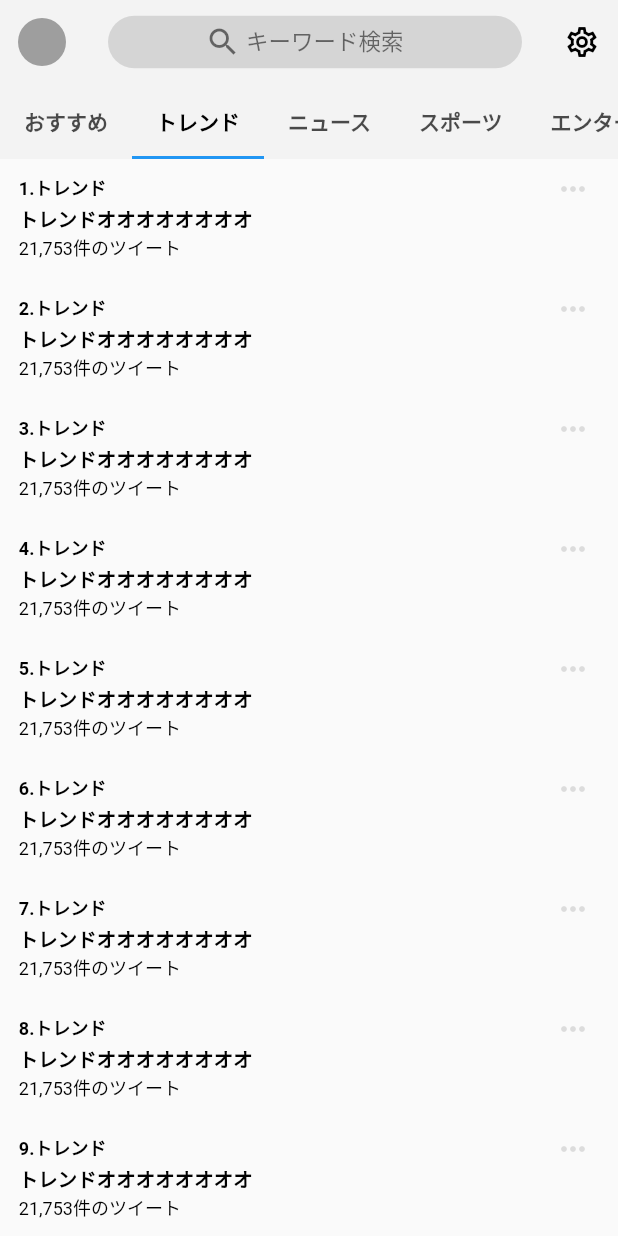
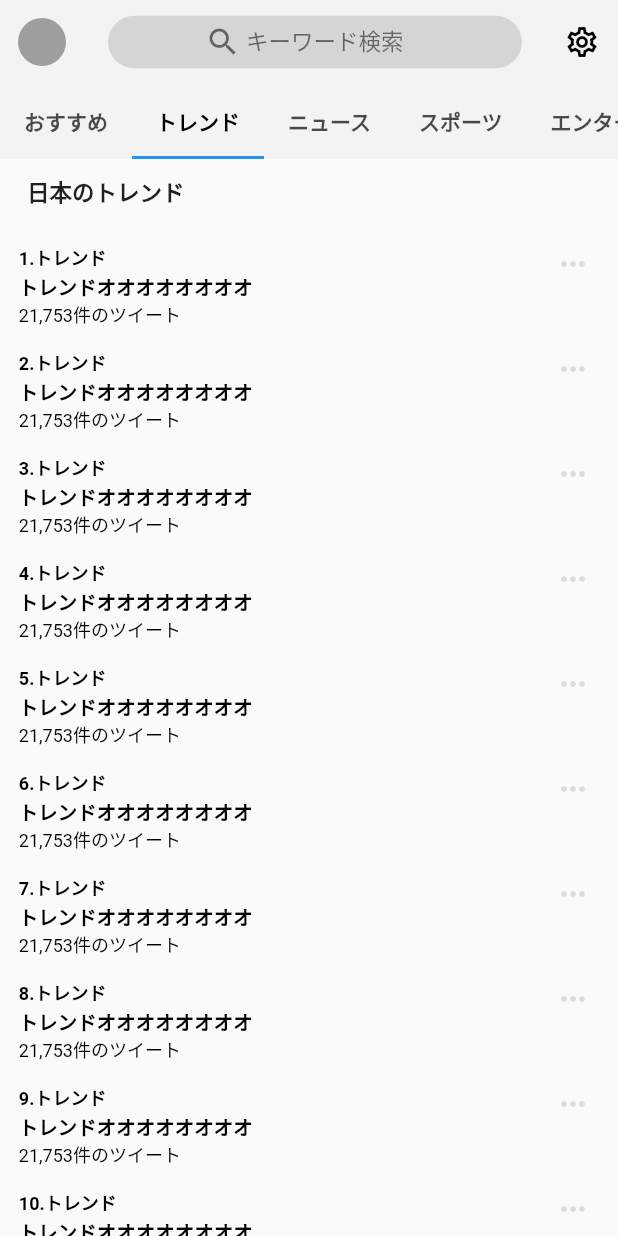
Before and after one commit to shimano-yuuki/twitter_clone, a Flutter app: the SearchPage screen opened directly, tab 2 chosen, on a phone screen of 412 x 824 dp. Run offline on Flutter 3.47's test engine with Material 2 defaults, Android fonts, the phone set to English and light mode, and no system bars; our stand-ins replace flutter_svg; network calls fail.

Commit message:
検索画面おすすめ、トレンドの更新

```diff
--- a/lib/src/screens/search.dart
+++ b/lib/src/screens/search.dart
@@ -131,18 +131,22 @@ class _MyHomePageState extends State<SearchPage> {
               itemBuilder: (context, index) {
                 var random = math.Random();
                 int a = random.nextInt(2);
+
                 if (index == 0) {
                   return SizedBox(
-                    height: 230,
+                    height: 231,
                     child: Column(
                       children: [
                         Container(
                           height: 220,
-                          color: Colors.black,
+                          color: Colors.blueGrey,
                         ),
                         Container(
                           height: 10,
-                          color: Colors.blue,
+                        ),
+                        Container(
+                          height: 0.5,
+                          color: Colors.black26,
                         )
                       ],
                     ),
@@ -224,7 +228,7 @@ class _MyHomePageState extends State<SearchPage> {
                 }
 
                 return SizedBox(
-                  height: 80,
+                  height: 70,
                   width: 1000,
                   child: Row(
                     crossAxisAlignment: CrossAxisAlignment.start,
@@ -294,8 +298,137 @@ class _MyHomePageState extends State<SearchPage> {
             ListView.builder(
               itemCount: 30,
               itemBuilder: (context, index) {
+                var random = math.Random();
+                int b = random.nextInt(3);
+
+                if (index == 0) {
+                  return Container(
+                    height: 50,
+                    child: Column(
+                      mainAxisAlignment: MainAxisAlignment.center,
+                      crossAxisAlignment: CrossAxisAlignment.start,
+                      children: [
+                        Container(
+                          height: 50,
+                          padding: const EdgeInsets.only(
+                            top: 11,
+                            bottom: 15,
+                            left: 18,
+                          ),
+                          child: const Text(
+                            "日本のトレンド",
+                            style: TextStyle(
+                                fontSize: 15, fontWeight: FontWeight.bold),
+                          ),
+                        ),
+                      ],
+                    ),
+                  );
+                }
+
+                if (b == 0) {
+                  return SizedBox(
+                    height: 190,
+                    width: 1000,
+                    child: Row(
+                      crossAxisAlignment: CrossAxisAlignment.start,
+                      children: [
+                        Expanded(
+                          flex: 1,
+                          child: Container(),
+                        ),
+                        Expanded(
+                          flex: 27,
+                          child: Column(
+                            crossAxisAlignment: CrossAxisAlignment.start,
+                            children: [
+                              Expanded(
+                                flex: 1,
+                                child: Container(),
+                              ),
+                              Expanded(
+                                flex: 5,
+                                child: Row(
+                                  crossAxisAlignment: CrossAxisAlignment.end,
+                                  children: [
+                                    Expanded(
+                                      //flex: 20,
+                                      child: Container(
+                                        child: Text(
+                                          "${index}.トレンド",
+                                          style: const TextStyle(
+                                            fontSize: 12,
+                                            color: Colors.black,
+                                            fontWeight: FontWeight.bold,
+                                          ),
+                                        ),
+                                      ),
+                                    ),
+                                    Container(
+                                      height: 30,
+                                      width: 60,
+                                      child: IconButton(
+                                        icon: const Icon(
+                                          Icons.more_horiz,
+                                          color: Colors.black12,
+                                        ),
+                                        onPressed: () {},
+                                      ),
+                                    ),
+                                  ],
+                                ),
+                              ),
+                              Expanded(
+                                flex: 5,
+                                child: Container(
+                                  child: const Text(
+                                    "トレンドオオオオオオオオ",
+                                    style: TextStyle(
+                                      fontSize: 13,
+                                      color: Colors.black,
+                                      fontWeight: FontWeight.bold,
+                                    ),
+                                  ),
+                                ),
+                              ),
+                              Expanded(
+                                flex: 25,
+                                child: Container(
+                                    margin: EdgeInsets.only(
+                                        top: 1, bottom: 4, right: 30),
+                                    width: 500,
+                                    child: Container(
+                                      decoration: BoxDecoration(
+                                        color: Colors.red,
+                                        borderRadius: BorderRadius.circular(10),
+                                      ),
+                                    )),
+                              ),
+                              Expanded(
+                                flex: 5,
+                                child: Container(
+                                  child: Text(
+                                    "${math.Random().nextInt(40) + 1},${math.Random().nextInt(899) + 100}件のツイート",
+                                    style: const TextStyle(
+                                      fontSize: 12,
+                                      color: Colors.black,
+                                    ),
+                                  ),
+                                ),
+                              ),
+                              Expanded(
+                                flex: 1,
+                                child: Container(),
+                              ),
+                            ],
+                          ),
+                        ),
+                      ],
+                    ),
+                  );
+                }
                 return SizedBox(
-                  height: 80,
+                  height: 70,
                   width: 1000,
                   child: Row(
                     crossAxisAlignment: CrossAxisAlignment.start,
@@ -314,10 +447,10 @@ class _MyHomePageState extends State<SearchPage> {
                               child: Container(),
                             ),
                             Expanded(
-                              flex: 2,
+                              flex: 3,
                               child: Container(
                                 child: Text(
-                                  "${index + 1}.トレンド",
+                                  "${index}.トレンド",
                                   style: const TextStyle(
                                     fontSize: 12,
                                     color: Colors.black,
@@ -327,7 +460,7 @@ class _MyHomePageState extends State<SearchPage> {
                               ),
                             ),
                             Expanded(
-                              flex: 2,
+                              flex: 3,
                               child: Container(
                                 child: const Text(
                                   "トレンドオオオオオオオオ",
@@ -340,7 +473,7 @@ class _MyHomePageState extends State<SearchPage> {
                               ),
                             ),
                             Expanded(
-                              flex: 2,
+                              flex: 3,
                               child: Container(
                                 child: Text(
                                   "${math.Random().nextInt(40) + 1},${math.Random().nextInt(899) + 100}件のツイート",
```
